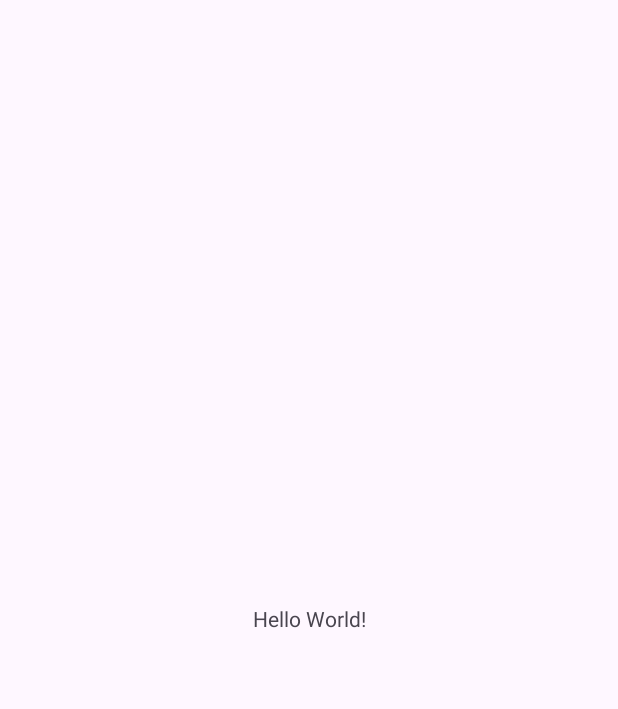
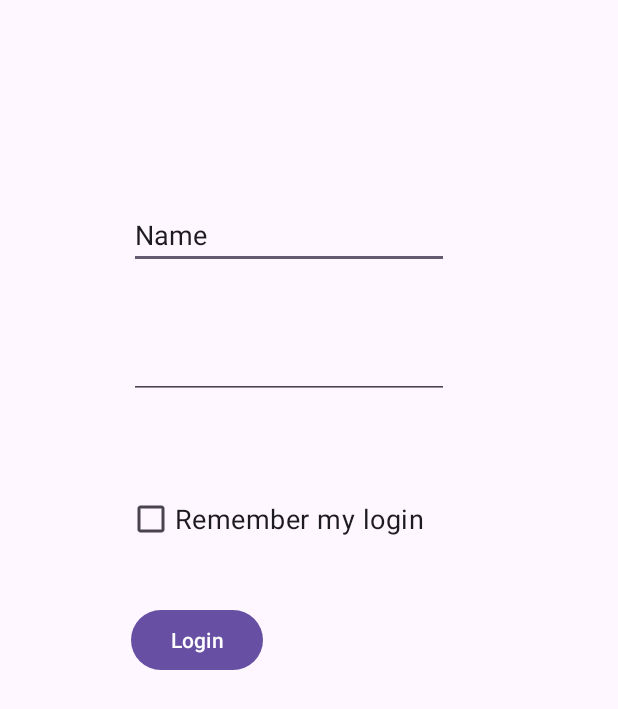
Before and after one commit to BhMedRayen/tous-les-tps-kotlin, an Android app: the screen it shows after launch (MainActivity), on a phone screen of 412 x 824 dp. Before the commit the part shown is almost empty. Shown: the top 709 px of the screen. Run offline under Robolectric (Android 15) with nearby library versions, the phone set to English and light mode, and no system bars.

Commit message:
gradle edit

```diff
--- a/TP6/app/build.gradle.kts
+++ b/TP6/app/build.gradle.kts
@@ -5,7 +5,7 @@ plugins {
 
 android {
     namespace = "com.mohamedrayen.tpsharedpreferences"
-    compileSdk = 33
+    compileSdk = 34
 
     defaultConfig {
         applicationId = "com.mohamedrayen.tpsharedpreferences"
--- a/TP6/app/src/main/java/com/mohamedrayen/tpsharedpreferences/MainActivity.kt
+++ b/TP6/app/src/main/java/com/mohamedrayen/tpsharedpreferences/MainActivity.kt
@@ -1,11 +1,27 @@
 package com.mohamedrayen.tpsharedpreferences
 
+import android.content.SharedPreferences
 import androidx.appcompat.app.AppCompatActivity
 import android.os.Bundle
+import android.widget.Button
+import android.widget.CheckBox
+import android.widget.EditText
+import android.widget.TextView
 
 class MainActivity : AppCompatActivity() {
+    lateinit var savedData : ArrayList<String>
     override fun onCreate(savedInstanceState: Bundle?) {
         super.onCreate(savedInstanceState)
         setContentView(R.layout.activity_main)
+        val name = findViewById<EditText>(R.id.name)
+        val password = findViewById<EditText>(R.id.password)
+        val login = findViewById<Button>(R.id.login)
+        val remember = findViewById<CheckBox>(R.id.checkBox)
     }
+    private fun saveInfoDate (savedData : ArrayList<String>) {
+        val sharedPreferences : SharedPreferences = getSharedPreferences("name", MODE_PRIVATE)
+        val save : SharedPreferences.Editor = sharedPreferences.edit()
+        save.putString("data", savedData.toString()).commit()
+    }
+
 }
--- a/TP6/app/src/main/res/layout/activity_main.xml
+++ b/TP6/app/src/main/res/layout/activity_main.xml
@@ -6,13 +6,57 @@
     android:layout_height="match_parent"
     tools:context=".MainActivity">
 
-    <TextView
+    <EditText
+        android:id="@+id/name"
         android:layout_width="wrap_content"
         android:layout_height="wrap_content"
-        android:text="Hello World!"
+        android:ems="10"
+        android:inputType="text"
+        android:text="Name"
         app:layout_constraintBottom_toBottomOf="parent"
         app:layout_constraintEnd_toEndOf="parent"
+        app:layout_constraintHorizontal_bias="0.432"
         app:layout_constraintStart_toStartOf="parent"
-        app:layout_constraintTop_toTopOf="parent" />
+        app:layout_constraintTop_toTopOf="parent"
+        app:layout_constraintVertical_bias="0.172" />
 
+    <EditText
+        android:id="@+id/password"
+        android:layout_width="wrap_content"
+        android:layout_height="wrap_content"
+        android:layout_marginTop="41dp"
+        android:ems="10"
+        android:inputType="textPassword"
+        app:layout_constraintBottom_toBottomOf="parent"
+        app:layout_constraintEnd_toEndOf="parent"
+        app:layout_constraintHorizontal_bias="0.432"
+        app:layout_constraintStart_toStartOf="parent"
+        app:layout_constraintTop_toBottomOf="@+id/name"
+        app:layout_constraintVertical_bias="0.0" />
+
+    <Button
+        android:id="@+id/login"
+        android:layout_width="wrap_content"
+        android:layout_height="wrap_content"
+        android:layout_marginTop="38dp"
+        android:text="Login"
+        app:layout_constraintBottom_toBottomOf="parent"
+        app:layout_constraintEnd_toEndOf="parent"
+        app:layout_constraintHorizontal_bias="0.269"
+        app:layout_constraintStart_toStartOf="parent"
+        app:layout_constraintTop_toBottomOf="@+id/password"
+        app:layout_constraintVertical_bias="0.209" />
+
+    <CheckBox
+        android:id="@+id/checkBox"
+        android:layout_width="200dp"
+        android:layout_height="80dp"
+        android:text="Remember my login"
+        android:textSize="18dp"
+        app:layout_constraintBottom_toBottomOf="parent"
+        app:layout_constraintEnd_toEndOf="parent"
+        app:layout_constraintHorizontal_bias="0.399"
+        app:layout_constraintStart_toStartOf="parent"
+        app:layout_constraintTop_toTopOf="parent"
+        app:layout_constraintVertical_bias="0.411" />
 </androidx.constraintlayout.widget.ConstraintLayout>
```
